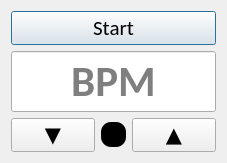
This is plover_metronome/metronome.ui in nsmarkop/plover_metronome as Qt 5 draws it before an edit. The edited form follows.
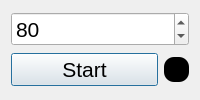
This is the edited form.

Commit message: Simplify everything by using a spin box widget.

Patch:
```diff
--- a/plover_metronome/metronome.ui
+++ b/plover_metronome/metronome.ui
@@ -6,13 +6,12 @@
    <rect>
     <x>0</x>
     <y>0</y>
-    <width>227</width>
-    <height>161</height>
+    <width>200</width>
+    <height>100</height>
    </rect>
   </property>
   <property name="font">
    <font>
-    <family>Calibri</family>
     <pointsize>16</pointsize>
    </font>
   </property>
@@ -21,57 +20,31 @@
   </property>
   <layout class="QVBoxLayout" name="verticalLayout">
    <item>
-    <widget class="QPushButton" name="metronome_toggle">
-     <property name="toolTip">
-      <string>Toggle the metronome on and off</string>
+    <widget class="QSpinBox" name="bpm_input">
+     <property name="sizePolicy">
+      <sizepolicy hsizetype="Minimum" vsizetype="Fixed">
+       <horstretch>0</horstretch>
+       <verstretch>0</verstretch>
+      </sizepolicy>
      </property>
-     <property name="text">
-      <string>Start</string>
-     </property>
-     <property name="default">
-      <bool>true</bool>
-     </property>
-    </widget>
-   </item>
-   <item>
-    <widget class="QLineEdit" name="bpm_input">
-     <property name="font">
-      <font>
-       <pointsize>32</pointsize>
-       <weight>75</weight>
-       <bold>true</bold>
-      </font>
-     </property>
      <property name="toolTip">
-      <string>View and enter the BPM of the metronome</string>
-     </property>
-     <property name="maxLength">
-      <number>3</number>
-     </property>
-     <property name="alignment">
-      <set>Qt::AlignCenter</set>
-     </property>
-     <property name="placeholderText">
       <string>BPM</string>
      </property>
+     <property name="minimum">
+      <number>1</number>
+     </property>
+     <property name="maximum">
+      <number>400</number>
+     </property>
+     <property name="value">
+      <number>80</number>
+     </property>
     </widget>
    </item>
    <item>
     <layout class="QHBoxLayout" name="bpm_adjustment_container">
      <item>
-      <widget class="QPushButton" name="decrease_button">
-       <property name="sizePolicy">
-        <sizepolicy hsizetype="Minimum" vsizetype="Fixed">
-         <horstretch>1</horstretch>
-         <verstretch>0</verstretch>
-        </sizepolicy>
-       </property>
-       <property name="minimumSize">
-        <size>
-         <width>0</width>
-         <height>0</height>
-        </size>
-       </property>
+      <widget class="QPushButton" name="metronome_toggle">
        <property name="toolTip">
         <string>Decrease the BPM of the metronome</string>
        </property>
@@ -79,7 +52,10 @@
         <string>Decrease BPM</string>
        </property>
        <property name="text">
-        <string>▼</string>
+        <string>Start</string>
+       </property>
+       <property name="default">
+        <bool>true</bool>
        </property>
       </widget>
      </item>
@@ -106,25 +82,6 @@
        </property>
       </widget>
      </item>
-     <item>
-      <widget class="QPushButton" name="increase_button">
-       <property name="sizePolicy">
-        <sizepolicy hsizetype="Minimum" vsizetype="Fixed">
-         <horstretch>1</horstretch>
-         <verstretch>0</verstretch>
-        </sizepolicy>
-       </property>
-       <property name="toolTip">
-        <string>Increase the BPM of the metronome</string>
-       </property>
-       <property name="accessibleName">
-        <string>Increase BPM</string>
-       </property>
-       <property name="text">
-        <string>▲</string>
-       </property>
-      </widget>
-     </item>
     </layout>
    </item>
   </layout>
```
Left out of the diff: 7 changed lines with no effect on the pictures. The commit also changes 6 other files.
